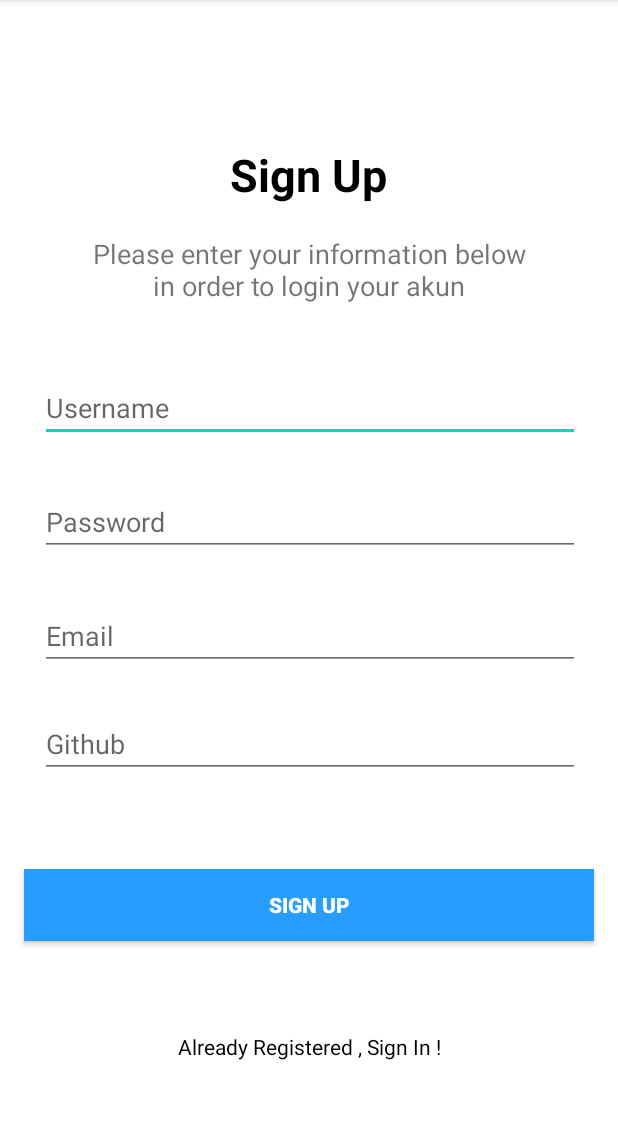
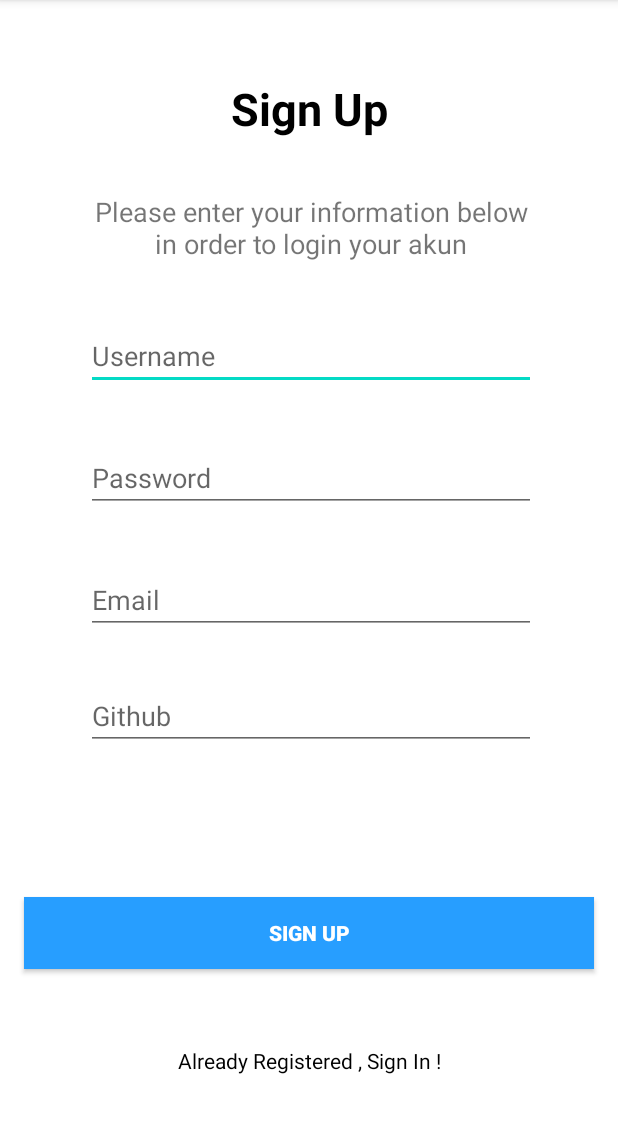
Before and after one commit to Wahyu2003/MyApps, an Android app: the SignUpActivity screen opened directly, with no data from a screen before it, on a phone screen of 412 x 824 dp, the part 84-1217 px from its top. Run offline under Robolectric (Android 15) with nearby library versions, the phone set to English and light mode, and no system bars; our stand-ins replace Firebase (no records; nobody signed in at launch, a user with empty details on screens opened directly).

Commit message:
login
Sign in activity menambahkan sebuah penghubung dengan Sign up activity dan perubahan pada layout

```diff
--- a/app/src/main/AndroidManifest.xml
+++ b/app/src/main/AndroidManifest.xml
@@ -27,9 +27,6 @@
             </intent-filter>
         </activity>
         <activity
-            android:name=".ui.authentification.LoginActivity"
-            android:exported="false" />
-        <activity
             android:name=".MainActivity"
             android:exported="false" />
     </application>
--- a/app/src/main/java/com/Try/MyApps/SignUpActivity.kt
+++ b/app/src/main/java/com/Try/MyApps/SignUpActivity.kt
@@ -1,9 +1,11 @@
 package com.Try.MyApps
 
+import android.content.Intent
 import androidx.appcompat.app.AppCompatActivity
 import android.os.Bundle
 import android.widget.Button
 import android.widget.EditText
+import android.widget.TextView
 import android.widget.Toast
 import com.Try.MyApps.database.User
 import com.google.firebase.FirebaseApp
@@ -34,6 +36,7 @@ class SignUpActivity : AppCompatActivity() {
         btnregister = findViewById(R.id.btnRegister)
         // inisialisasi database dengan child "users"
         database = FirebaseDatabase.getInstance().getReference("users")
+
 
         // menambahkan listener untuk button sign up
         btnregister.setOnClickListener {
@@ -72,5 +75,10 @@ class SignUpActivity : AppCompatActivity() {
             // menyimpan user ke database dengan username sebagai key
             database.child(username).setValue(user)
         }
+        val Loginhref = findViewById<TextView>(R.id.LoginText)
+        Loginhref.setOnClickListener {
+            val intent = Intent(this, SignInActivity::class.java)
+            startActivity(intent)
+        }
     }
 }
--- a/app/src/main/res/layout/activity_sign_up.xml
+++ b/app/src/main/res/layout/activity_sign_up.xml
@@ -10,21 +10,21 @@
 
     <EditText
         android:id="@+id/inptUsername"
-        android:layout_width="360dp"
-        android:layout_height="40dp"
-        android:layout_marginTop="48dp"
+        android:layout_width="300dp"
+        android:layout_height="wrap_content"
+        android:layout_marginTop="36dp"
         android:ems="10"
         android:hint="Username"
         android:inputType="text"
         app:layout_constraintEnd_toEndOf="parent"
-        app:layout_constraintHorizontal_bias="0.509"
+        app:layout_constraintHorizontal_bias="0.513"
         app:layout_constraintStart_toStartOf="parent"
         app:layout_constraintTop_toBottomOf="@+id/textView4" />
 
     <EditText
         android:id="@+id/inptPassword"
-        android:layout_width="360dp"
-        android:layout_height="40dp"
+        android:layout_width="300dp"
+        android:layout_height="wrap_content"
         android:layout_marginTop="36dp"
         android:ems="10"
         android:hint="Password"
@@ -36,8 +36,8 @@
 
     <EditText
         android:id="@+id/inptEmail"
-        android:layout_width="360dp"
-        android:layout_height="40dp"
+        android:layout_width="300dp"
+        android:layout_height="wrap_content"
         android:layout_marginTop="36dp"
         android:ems="10"
         android:inputType="text"
@@ -49,8 +49,8 @@
 
     <EditText
         android:id="@+id/inptGithub"
-        android:layout_width="360dp"
-        android:layout_height="40dp"
+        android:layout_width="300dp"
+        android:layout_height="wrap_content"
         android:layout_marginTop="32dp"
         android:ems="10"
         android:inputType="text"
@@ -72,12 +72,12 @@
         android:textStyle="bold"
         app:layout_constraintBottom_toBottomOf="parent"
         app:layout_constraintEnd_toEndOf="parent"
-        app:layout_constraintHorizontal_bias="0.937"
         app:layout_constraintStart_toStartOf="parent"
-        app:layout_constraintTop_toBottomOf="@+id/inptGithub" />
+        app:layout_constraintTop_toBottomOf="@+id/inptGithub"
+        app:layout_constraintVertical_bias="0.701" />
 
     <TextView
-        android:id="@+id/textView"
+        android:id="@+id/LoginText"
         android:layout_width="wrap_content"
         android:layout_height="wrap_content"
         android:textColor="@color/black"
@@ -92,13 +92,12 @@
         android:id="@+id/textView3"
         android:layout_width="wrap_content"
         android:layout_height="wrap_content"
-        android:layout_marginTop="96dp"
+        android:layout_marginTop="52dp"
         android:text="Sign Up"
+        android:textColor="@color/black"
         android:textSize="30sp"
-        android:textColor="@color/black"
         android:textStyle="bold"
         app:layout_constraintEnd_toEndOf="parent"
-        app:layout_constraintHorizontal_bias="0.498"
         app:layout_constraintStart_toStartOf="parent"
         app:layout_constraintTop_toTopOf="parent" />
 
@@ -106,12 +105,12 @@
         android:id="@+id/textView4"
         android:layout_width="300dp"
         android:layout_height="50dp"
-        android:layout_marginTop="20dp"
+        android:layout_marginTop="36dp"
+        android:text="Please enter your information below in order to login your akun"
         android:textAlignment="center"
         android:textSize="18sp"
-        android:text="Please enter your information below in order to login your akun"
         app:layout_constraintEnd_toEndOf="parent"
-        app:layout_constraintHorizontal_bias="0.498"
+        app:layout_constraintHorizontal_bias="0.513"
         app:layout_constraintStart_toStartOf="parent"
         app:layout_constraintTop_toBottomOf="@+id/textView3" />
 </androidx.constraintlayout.widget.ConstraintLayout>
```
Also changed, not shown: app/src/main/java/com/Try/MyApps/SignInActivity.kt (+13 -3 lines), app/src/main/res/layout/activity_sign_in.xml (+6 -6 lines).
